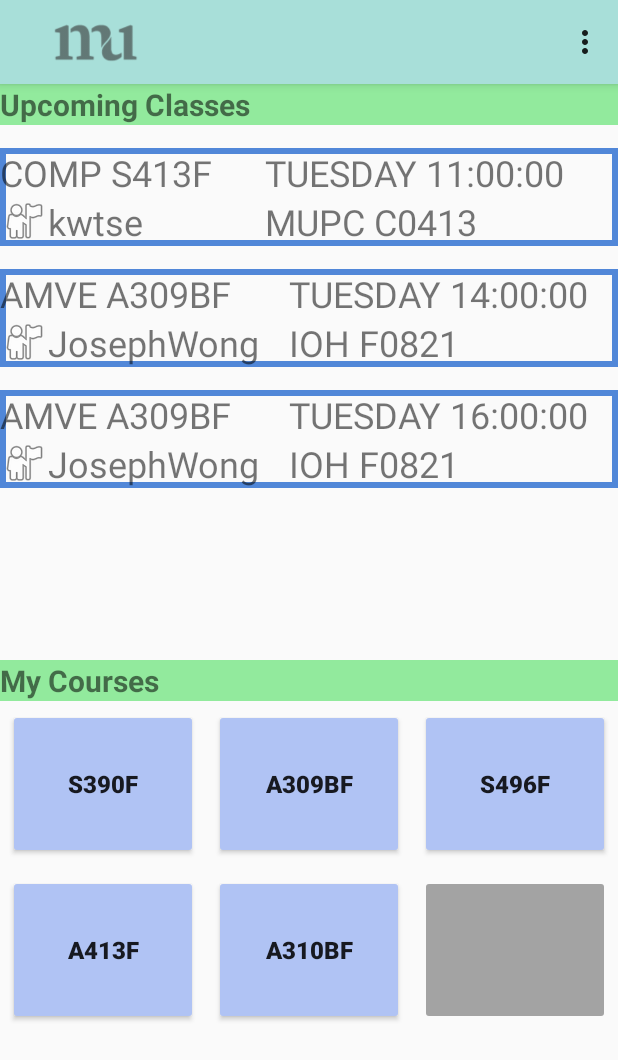
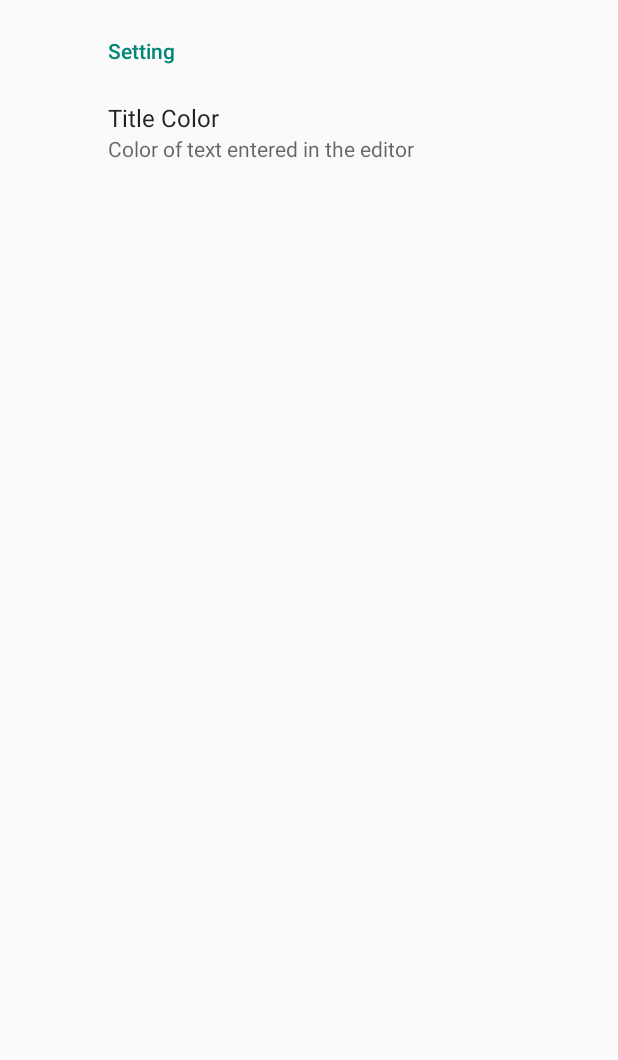
Before and after one commit to Kim-Woo/SchoolNotes, an Android app: the MainActivity screen opened directly, with no data from a screen before it, in the options menu, after a tap on "Setting", on a phone screen of 412 x 824 dp. Shown: the top 1060 px of the screen. Run offline under Robolectric (Android 15) with nearby library versions, the light colour scheme and no system bars; our stand-ins replace androidx.preference.

Commit message:
Created Setting (gave up language --> Title color instead)

```diff
--- a/app/build.gradle
+++ b/app/build.gradle
@@ -25,6 +25,9 @@ android {
         sourceCompatibility JavaVersion.VERSION_1_8
         targetCompatibility JavaVersion.VERSION_1_8
     }
+    buildFeatures {
+        viewBinding true
+    }
 }
 
 dependencies {
@@ -32,6 +35,7 @@ dependencies {
     implementation 'androidx.appcompat:appcompat:1.4.0'
     implementation 'com.google.android.material:material:1.4.0'
     implementation 'androidx.constraintlayout:constraintlayout:2.1.2'
+    implementation 'androidx.preference:preference:1.1.1'
     testImplementation 'junit:junit:4.+'
     androidTestImplementation 'androidx.test.ext:junit:1.1.3'
     androidTestImplementation 'androidx.test.espresso:espresso-core:3.4.0'
--- a/app/src/main/AndroidManifest.xml
+++ b/app/src/main/AndroidManifest.xml
@@ -9,6 +9,9 @@
         android:roundIcon="@mipmap/ic_launcher_round"
         android:supportsRtl="true"
         android:theme="@style/Theme.AppCompat.Light.NoActionBar">
+        <activity
+            android:name=".SettingActivity"
+            android:exported="false" />
         <activity
             android:name=".About"
             android:exported="false" />
@@ -32,7 +35,7 @@
             </intent-filter>
         </activity>
         <activity
-            android:name=".CourseAssignmentIntentActivity"
+            android:name=".CourseAssignmentActivity"
             android:exported="true">
             <intent-filter>
                 <action android:name="android.intent.action.MAIN" />
--- a/app/src/main/java/com/example/schoolnotes/CourseAssignmentIntentActivity.java
+++ b/app/src/main/java/com/example/schoolnotes/CourseAssignmentActivity.java
@@ -1,18 +1,34 @@
 package com.example.schoolnotes;
 
+import android.app.Activity;
+import android.content.Context;
+import android.content.SharedPreferences;
+import android.content.res.Resources;
+import android.graphics.Color;
 import android.os.Bundle;
+import android.widget.ArrayAdapter;
 import android.widget.TextView;
 
 import androidx.appcompat.app.AppCompatActivity;
+import androidx.preference.PreferenceManager;
 
-public class CourseAssignmentIntentActivity extends AppCompatActivity {
+public class CourseAssignmentActivity extends AppCompatActivity {
 
     public static final String TheCourse = "Key1";
+
+    private TextView assignmentText;
+
+    private Activity mActivity;
+    private SharedPreferences mSharedPreferences;  //save
 
     @Override
     protected void onCreate(Bundle savedInstanceState) {
         super.onCreate(savedInstanceState);
         setContentView(R.layout.course_assignment);
+
+        assignmentText = findViewById(R.id.textView_Assignment);
+        mActivity = CourseAssignmentActivity.this;
+        mSharedPreferences = PreferenceManager.getDefaultSharedPreferences(mActivity); //save
 
         Course theCourse;
         theCourse = (Course) getIntent().getSerializableExtra("TheCourse");
@@ -29,21 +45,19 @@ public class CourseAssignmentIntentActivity extends AppCompatActivity {
 
         TextView assignment2 = findViewById(R.id.assignment2);
         assignment2.setText(a2.getTitle()+ "\n" +"Due Date: "+a2.getDueDate());
+    }
 
-//
-//        String courseTitle = getIntent().getStringExtra(CourseTitle);
-//        String a1Title = getIntent().getStringExtra(A1Title);
-//        String a1DueDate = getIntent().getStringExtra(A1DueDate);
-//        String a2Title = getIntent().getStringExtra(A2Title);
-//        String a2DueDate = getIntent().getStringExtra(A2DueDate);
-//
-//        TextView name = findViewById(R.id.CourseName);
-//        name.setText(courseTitle);
-//
-//        TextView assignment1 = findViewById(R.id.assignment1);
-//        assignment1.setText(a1Title+ "\n" +"Due Date: "+a1DueDate);
-//
-//        TextView assignment2 = findViewById(R.id.assignment2);
-//        assignment2.setText(a2Title+ "\n" +"Due Date: "+a2DueDate);
+    @Override
+    protected void onResume() {
+        super.onResume();
+
+
+        String textColor = mSharedPreferences.getString(
+                getString(R.string.text_color_key),
+                getString(R.string.text_color_default));
+        assignmentText.setTextColor(Color.parseColor(textColor));
+
+
+
     }
 }
--- a/app/src/main/java/com/example/schoolnotes/MainActivity.java
+++ b/app/src/main/java/com/example/schoolnotes/MainActivity.java
@@ -2,16 +2,19 @@ package com.example.schoolnotes;
 
 import androidx.appcompat.app.AppCompatActivity;
 import androidx.appcompat.widget.Toolbar;
+import androidx.preference.PreferenceManager;
 
+import android.app.Activity;
+import android.content.Context;
 import android.content.Intent;
+import android.content.SharedPreferences;
+import android.content.res.Resources;
+import android.graphics.Color;
 import android.os.Bundle;
 import android.view.Menu;
 import android.view.MenuItem;
 import android.view.View;
 import android.widget.TextView;
-
-import java.util.Calendar;
-import java.util.Date;
 
 public class MainActivity extends AppCompatActivity {
 
@@ -21,6 +24,10 @@ public class MainActivity extends AppCompatActivity {
     Course[] courses;
     View [] upComing;
 
+
+    private Activity mActivity;
+    private SharedPreferences mSharedPreferences;
+    private TextView upcomingCoursesText, myCoursesText;
 
     @Override
     protected void onCreate(Bundle savedInstanceState) {
@@ -35,9 +42,27 @@ public class MainActivity extends AppCompatActivity {
         courses = coursesList.getCourseArray();
 
         createSchedule();
+
+        mActivity = MainActivity.this;
+        mSharedPreferences = PreferenceManager.getDefaultSharedPreferences(mActivity);
+        upcomingCoursesText = findViewById(R.id.textView_Upcoming);
+        myCoursesText = findViewById(R.id.textView_myCourses);
+
+
     }
 
+    @Override
+    protected void onResume() {
+        super.onResume();
 
+        String textColor = mSharedPreferences.getString(
+                getString(R.string.text_color_key),
+                getString(R.string.text_color_default));
+        upcomingCoursesText.setTextColor(Color.parseColor(textColor));
+        myCoursesText.setTextColor(Color.parseColor(textColor));
+
+
+    }
 
     @Override
     public boolean onCreateOptionsMenu(Menu menu){
@@ -50,12 +75,14 @@ public class MainActivity extends AppCompatActivity {
         switch (item.getItemId()) {
             case R.id.about:
                 //User chose the "About" item, show the about page...
-                Intent intent = new Intent(MainActivity.this,About.class);
-                startActivity(intent);
+                Intent aboutIntent = new Intent(MainActivity.this,About.class);
+                startActivity(aboutIntent);
                 return true;
 
             case R.id.setting:
                 // User chose the "Settings" item, show the app settings UI...
+                Intent settingIntent = new Intent(MainActivity.this,SettingActivity.class);
+                startActivity(settingIntent);
                 return true;
 
             default:
@@ -76,7 +103,7 @@ public class MainActivity extends AppCompatActivity {
                 Bundle bundle = new Bundle();
                 bundle.putSerializable("TheCourse", theCourse);
                 //start intent
-                Intent intent = new Intent(MainActivity.this, CourseAssignmentIntentActivity.class);
+                Intent intent = new Intent(MainActivity.this, CourseAssignmentActivity.class);
                 intent.putExtras(bundle);
                 startActivity(intent);
 
--- /dev/null
+++ b/app/src/main/java/com/example/schoolnotes/SettingActivity.java
@@ -0,0 +1,29 @@
+package com.example.schoolnotes;
+
+import androidx.appcompat.app.AppCompatActivity;
+import androidx.preference.PreferenceManager;
+
+import android.app.Activity;
+import android.content.Context;
+import android.content.SharedPreferences;
+import android.content.res.Resources;
+import android.os.Bundle;
+import android.widget.TextView;
+
+public class SettingActivity extends AppCompatActivity {
+
+    @Override
+    protected void onCreate(Bundle savedInstanceState) {
+        super.onCreate(savedInstanceState);
+        setContentView(R.layout.activity_setting);
+
+
+        getSupportFragmentManager()
+                .beginTransaction()
+                .add(R.id.idFrameLayout, new SettingsFragment())
+                .commit();
+    }
+
+
+
+}
--- /dev/null
+++ b/app/src/main/java/com/example/schoolnotes/SettingsFragment.java
@@ -0,0 +1,25 @@
+package com.example.schoolnotes;
+
+import android.content.Context;
+import android.content.SharedPreferences;
+import android.content.res.Resources;
+import android.os.Bundle;
+import android.widget.Button;
+import android.widget.TextView;
+
+import androidx.preference.ListPreference;
+import androidx.preference.Preference;
+import androidx.preference.PreferenceFragmentCompat;
+import androidx.preference.PreferenceManager;
+
+public class SettingsFragment extends PreferenceFragmentCompat {
+
+    @Override
+    public void onCreatePreferences(Bundle savedInstanceState, String rootKey) {
+        setPreferencesFromResource(R.xml.root_preferences, rootKey);
+    }
+
+
+
+
+}
--- a/app/src/main/res/layout/activity_main.xml
+++ b/app/src/main/res/layout/activity_main.xml
@@ -24,7 +24,7 @@
             app:popupTheme="@style/ThemeOverlay.AppCompat.Light" />
 
         <TextView
-            android:id="@+id/textView"
+            android:id="@+id/textView_Upcoming"
             android:layout_width="match_parent"
             android:layout_height="wrap_content"
             android:background="@color/lime"
@@ -59,7 +59,7 @@
         </LinearLayout>
 
         <TextView
-            android:id="@+id/textView2"
+            android:id="@+id/textView_myCourses"
             android:layout_width="match_parent"
             android:layout_height="wrap_content"
             android:background="@color/lime"
--- /dev/null
+++ b/app/src/main/res/layout/activity_setting.xml
@@ -0,0 +1,14 @@
+<?xml version="1.0" encoding="utf-8"?>
+<androidx.constraintlayout.widget.ConstraintLayout xmlns:android="http://schemas.android.com/apk/res/android"
+    xmlns:app="http://schemas.android.com/apk/res-auto"
+    xmlns:tools="http://schemas.android.com/tools"
+    android:layout_width="match_parent"
+    android:layout_height="match_parent"
+    tools:context=".SettingActivity">
+
+    <FrameLayout
+        android:id="@+id/idFrameLayout"
+        android:layout_width="match_parent"
+        android:layout_height="match_parent" />
+
+</androidx.constraintlayout.widget.ConstraintLayout>
--- a/app/src/main/res/layout/course_assignment.xml
+++ b/app/src/main/res/layout/course_assignment.xml
@@ -36,13 +36,13 @@
 
 
         <TextView
-            android:id="@+id/Assignment"
+            android:id="@+id/textView_Assignment"
             android:layout_width="match_parent"
             android:layout_height="40dp"
             android:background="@color/lime"
             android:gravity="center_vertical"
             android:padding="5dp"
-            android:text="Assignment"
+            android:text="@string/assignment"
             android:textColor="#0979BE"
             android:textSize="20dp"
             android:textStyle="bold" />
--- a/app/src/main/res/values-night/themes.xml
+++ b/app/src/main/res/values-night/themes.xml
@@ -13,4 +13,9 @@
         <item name="android:statusBarColor" tools:targetApi="l">?attr/colorPrimaryVariant</item>
         <!-- Customize your theme here. -->
     </style>
+
+<!--    <style name="ThemeOverlay.SchoolNotes.FullscreenContainer" parent="">-->
+<!--        <item name="fullscreenBackgroundColor">@color/light_blue_900</item>-->
+<!--        <item name="fullscreenTextColor">@color/light_blue_A400</item>-->
+<!--    </style>-->
 </resources>
--- a/app/src/main/res/values/colors.xml
+++ b/app/src/main/res/values/colors.xml
@@ -14,4 +14,9 @@
     <color name="colorPrimary">#A8DFD9</color>
     <color name="colorPrimaryDark">#6B9C97</color>
     <color name="colorAccent">#84C4D5</color>
+    <color name="light_blue_600">#FF039BE5</color>
+    <color name="light_blue_900">#FF01579B</color>
+    <color name="light_blue_A200">#FF40C4FF</color>
+    <color name="light_blue_A400">#FF00B0FF</color>
+    <color name="black_overlay">#66000000</color>
 </resources>
--- a/app/src/main/res/values/strings.xml
+++ b/app/src/main/res/values/strings.xml
@@ -2,6 +2,18 @@
     <string name="app_name">SchoolNotes</string>
     <string name="upcoming_classes">Upcoming Classes</string>
     <string name="my_course">My Courses</string>
+    <string name="assignment">Assignment</string>
     <string name="about">About</string>
     <string name="setting">Setting</string>
+
+    <string-array name="color_names">
+        <item>Black</item>
+        <item>White</item>
+        <item>Red</item>
+        <item>Yellow</item>
+        <item>Blue</item>
+        <item>Magenta</item>
+    </string-array>
+    <string name="text_color_key">text_color</string>
+    <string name="text_color_default">Black</string>
 </resources>
--- /dev/null
+++ b/app/src/main/res/values/styles.xml
@@ -0,0 +1,7 @@
+<resources>
+
+    <style name="Widget.Theme.AppCompat.Light.NoActionBar.ButtonBar.Fullscreen" parent="">
+        <item name="android:background">@color/black_overlay</item>
+        <item name="android:buttonBarStyle">?android:attr/buttonBarStyle</item>
+    </style>
+</resources>
--- a/app/src/main/res/values/themes.xml
+++ b/app/src/main/res/values/themes.xml
@@ -13,6 +13,7 @@
         <item name="android:statusBarColor" tools:targetApi="l">?attr/colorPrimaryVariant</item>
         <!-- Customize your theme here. -->
     </style>
+
     <style name="SplashTheme" parent="Theme.MaterialComponents.Light.NoActionBar">
         <item name="android:windowBackground">@drawable/splash_background</item>
         <item name="colorPrimary">@color/colorPrimary</item>
@@ -20,4 +21,9 @@
         <item name="colorAccent">@color/colorAccent</item>
         <item name="android:statusBarColor">@color/colorAccent</item>
     </style>
+
+<!--    <style name="ThemeOverlay.SchoolNotes.FullscreenContainer" parent="">-->
+<!--        <item name="fullscreenBackgroundColor">@color/light_blue_600</item>-->
+<!--        <item name="fullscreenTextColor">@color/light_blue_A200</item>-->
+<!--    </style>-->
 </resources>
--- /dev/null
+++ b/app/src/main/res/xml/root_preferences.xml
@@ -0,0 +1,16 @@
+<PreferenceScreen xmlns:android="http://schemas.android.com/apk/res/android"
+    xmlns:app="http://schemas.android.com/apk/res-auto">
+
+    <PreferenceCategory app:title="@string/setting">
+
+        <ListPreference
+            android:title="Title Color"
+            app:defaultValue="@string/text_color_default"
+            app:entries="@array/color_names"
+            app:entryValues="@array/color_names"
+            app:key="@string/text_color_key"
+            app:summary="Color of text entered in the editor" />
+
+    </PreferenceCategory>
+
+</PreferenceScreen>
```
